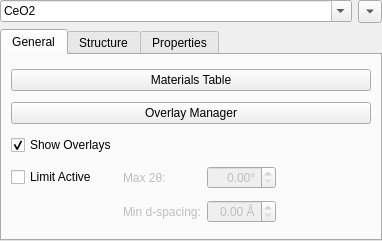
Before: the Qt Designer form hexrd/ui/resources/ui/materials_panel.ui in HEXRD/hexrdgui, drawn with Qt 5.
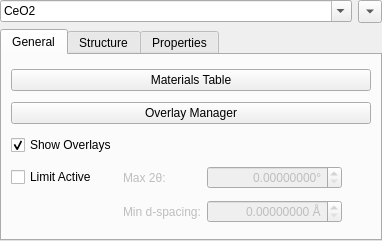
After: the same form once the commit is applied. Custom widgets are drawn as their Qt base class.

Commit message:
Use ScientificDoubleSpinBox in materials panel
This also allows for a higher precision, up to 8 decimal places for
the properties modified.

Patch:
```diff
--- a/hexrd/ui/resources/ui/materials_panel.ui
+++ b/hexrd/ui/resources/ui/materials_panel.ui
@@ -52,6 +52,12 @@
            <property name="suffix">
             <string> Å</string>
            </property>
+           <property name="decimals">
+            <number>8</number>
+           </property>
+           <property name="maximum">
+            <double>1000000.000000000000000</double>
+           </property>
            <property name="singleStep">
             <double>0.100000000000000</double>
            </property>
@@ -144,8 +150,11 @@
            <property name="suffix">
             <string>°</string>
            </property>
+           <property name="decimals">
+            <number>8</number>
+           </property>
            <property name="maximum">
-            <double>360.000000000000000</double>
+            <double>1000000.000000000000000</double>
            </property>
            <property name="singleStep">
             <double>0.100000000000000</double>
@@ -271,6 +280,13 @@
    </item>
   </layout>
  </widget>
+ <customwidgets>
+  <customwidget>
+   <class>ScientificDoubleSpinBox</class>
+   <extends>QDoubleSpinBox</extends>
+   <header>scientificspinbox.h</header>
+  </customwidget>
+ </customwidgets>
  <tabstops>
   <tabstop>materials_combo</tabstop>
   <tabstop>materials_tool_button</tabstop>
```
Left out of the diff: 4 changed lines with no effect on the pictures. The commit also changes 1 other file.
